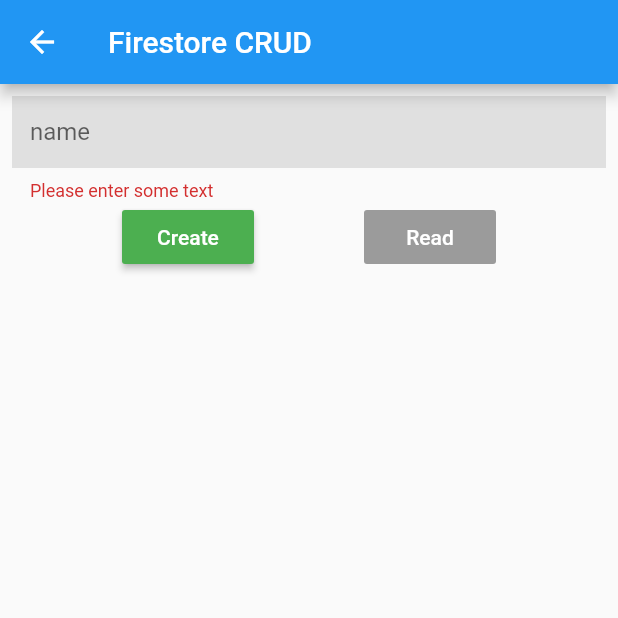
After one commit to gitkshn/glb_flutter, a Flutter app: the FirestoreCRUDPage screen opened directly, after a tap on "Create", on a phone screen of 412 x 824 dp, the top half of it. The commit adds this screen. Run offline on Flutter 3.47's test engine with Material 2 defaults, Android fonts, the light colour scheme and no system bars; our stand-ins replace cloud_firestore, firebase_auth; accounts and stored records are empty.

Commit message:
Added mock querys from a youtube video
Some querys which are able to correctly update the tiles! Adapt into current code.
https://www.youtube.com/watch?v=JIJuzp-AOmk
https://github.com/RobertBrunhage/Youtube-Tutorials/tree/master/firestore_crud/lib

```diff
--- a/lib/main.dart
+++ b/lib/main.dart
@@ -4,6 +4,7 @@
 import 'package:training_app/backend/login_page.dart';
 import 'package:training_app/pages/add_exercises_state.dart';
 import 'package:training_app/pages/db_test.dart';
+import 'package:training_app/pages/db_crud.dart';
 import 'localization/localization.dart';
 
 void main() => runApp(InitApp());
--- /dev/null
+++ b/lib/pages/db_crud.dart
@@ -0,0 +1,158 @@
+import 'dart:math';
+
+import 'package:flutter/material.dart';
+import 'package:cloud_firestore/cloud_firestore.dart';
+
+class FirestoreCRUDPage extends StatefulWidget {
+  @override
+  FirestoreCRUDPageState createState() {
+    return FirestoreCRUDPageState();
+  }
+}
+
+class FirestoreCRUDPageState extends State<FirestoreCRUDPage> {
+  String id;
+  final db = Firestore.instance;
+  final _formKey = GlobalKey<FormState>();
+  String name;
+
+  Card buildItem(DocumentSnapshot doc) {
+    return Card(
+      child: Padding(
+        padding: const EdgeInsets.all(8.0),
+        child: Column(
+          crossAxisAlignment: CrossAxisAlignment.start,
+          children: <Widget>[
+            Text(
+              'name: ${doc.data['name']}',
+              style: TextStyle(fontSize: 24),
+            ),
+            Text(
+              'todo: ${doc.data['todo']}',
+              style: TextStyle(fontSize: 20),
+            ),
+            SizedBox(height: 12),
+            Row(
+              mainAxisAlignment: MainAxisAlignment.end,
+              children: <Widget>[
+                FlatButton(
+                  onPressed: () => updateData(doc),
+                  child: Text('Update todo', style: TextStyle(color: Colors.white)),
+                  color: Colors.green,
+                ),
+                SizedBox(width: 8),
+                FlatButton(
+                  onPressed: () => deleteData(doc),
+                  child: Text('Delete'),
+                ),
+              ],
+            )
+          ],
+        ),
+      ),
+    );
+  }
+
+  TextFormField buildTextFormField() {
+    return TextFormField(
+      decoration: InputDecoration(
+        border: InputBorder.none,
+        hintText: 'name',
+        fillColor: Colors.grey[300],
+        filled: true,
+      ),
+      validator: (value) {
+        if (value.isEmpty) {
+          return 'Please enter some text';
+        }
+      },
+      onSaved: (value) => name = value,
+    );
+  }
+
+  @override
+  Widget build(BuildContext context) {
+    return Scaffold(
+      appBar: AppBar(
+        title: Text('Firestore CRUD'),
+      ),
+      body: ListView(
+        padding: EdgeInsets.all(8),
+        children: <Widget>[
+          Form(
+            key: _formKey,
+            child: buildTextFormField(),
+          ),
+          Row(
+            mainAxisAlignment: MainAxisAlignment.spaceEvenly,
+            children: <Widget>[
+              RaisedButton(
+                onPressed: createData,
+                child: Text('Create', style: TextStyle(color: Colors.white)),
+                color: Colors.green,
+              ),
+              RaisedButton(
+                onPressed: id != null ? readData : null,
+                child: Text('Read', style: TextStyle(color: Colors.white)),
+                color: Colors.blue,
+              ),
+            ],
+          ),
+          StreamBuilder<QuerySnapshot>(
+            stream: db.collection('CRUD').snapshots(),
+            builder: (context, snapshot) {
+              if (snapshot.hasData) {
+                return Column(children: snapshot.data.documents.map((doc) => buildItem(doc)).toList());
+              } else {
+                return SizedBox();
+              }
+            },
+          )
+        ],
+      ),
+    );
+  }
+
+  void createData() async {
+    if (_formKey.currentState.validate()) {
+      _formKey.currentState.save();
+      DocumentReference ref = await db.collection('CRUD').add({'name': '$name 😎', 'todo': randomTodo()});
+      setState(() => id = ref.documentID);
+      print(ref.documentID);
+    }
+  }
+
+  void readData() async {
+    DocumentSnapshot snapshot = await db.collection('CRUD').document(id).get();
+    print(snapshot.data['name']);
+  }
+
+  void updateData(DocumentSnapshot doc) async {
+    await db.collection('CRUD').document(doc.documentID).updateData({'todo': 'please 🤫'});
+  }
+
+  void deleteData(DocumentSnapshot doc) async {
+    await db.collection('CRUD').document(doc.documentID).delete();
+    setState(() => id = null);
+  }
+
+  String randomTodo() {
+    final randomNumber = Random().nextInt(4);
+    String todo;
+    switch (randomNumber) {
+      case 1:
+        todo = 'Like and subscribe 💩';
+        break;
+      case 2:
+        todo = 'Twitter @robertbrunhage 🤣';
+        break;
+      case 3:
+        todo = 'Patreon in the description 🤗';
+        break;
+      default:
+        todo = 'Leave a comment 🤓';
+        break;
+    }
+    return todo;
+  }
+}
```
